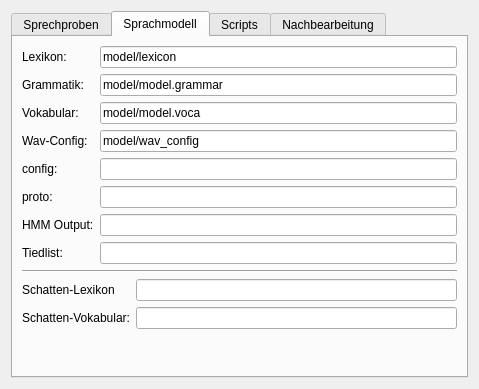
Qt form ui/modelsettingsdlg.ui (KDE/simon) before a commit.
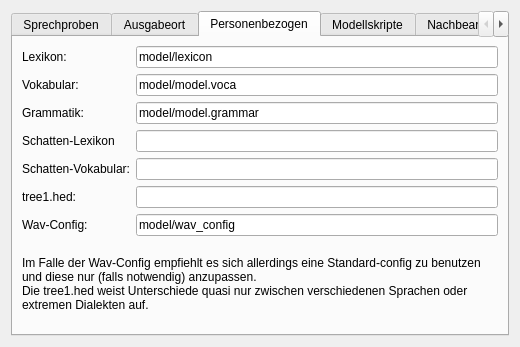
The same form after that commit. The open tabs and pages were chosen to show the change. Icons and pictures are not drawn.

The edit to the form file:
```diff
--- a/ui/modelsettingsdlg.ui
+++ b/ui/modelsettingsdlg.ui
@@ -5,8 +5,8 @@
    <rect>
     <x>0</x>
     <y>0</y>
-    <width>479</width>
-    <height>389</height>
+    <width>520</width>
+    <height>347</height>
    </rect>
   </property>
   <property name="windowTitle" >
@@ -129,9 +129,91 @@
        </item>
       </layout>
      </widget>
+     <widget class="QWidget" name="tbOutput" >
+      <attribute name="title" >
+       <string>Ausgabeort</string>
+      </attribute>
+      <layout class="QVBoxLayout" >
+       <item>
+        <layout class="QHBoxLayout" >
+         <item>
+          <layout class="QVBoxLayout" >
+           <item>
+            <widget class="QLabel" name="lbHmmOut" >
+             <property name="text" >
+              <string>HMM Output:</string>
+             </property>
+            </widget>
+           </item>
+           <item>
+            <widget class="QLabel" name="lbTiedlist" >
+             <property name="text" >
+              <string>Tiedlist:</string>
+             </property>
+            </widget>
+           </item>
+           <item>
+            <widget class="QLabel" name="label" >
+             <property name="text" >
+              <string>dfa:</string>
+             </property>
+            </widget>
+           </item>
+           <item>
+            <widget class="QLabel" name="lbDict" >
+             <property name="text" >
+              <string>dict:</string>
+             </property>
+            </widget>
+           </item>
+          </layout>
+         </item>
+         <item>
+          <layout class="QVBoxLayout" >
+           <item>
+            <widget class="QLineEdit" name="leHmmOut" />
+           </item>
+           <item>
+            <widget class="QLineEdit" name="leTiedlist" />
+           </item>
+           <item>
+            <widget class="QLineEdit" name="leDfa" />
+           </item>
+           <item>
+            <widget class="QLineEdit" name="leDict" />
+           </item>
+          </layout>
+         </item>
+        </layout>
+       </item>
+       <item>
+        <spacer>
+         <property name="orientation" >
+          <enum>Qt::Vertical</enum>
+         </property>
+         <property name="sizeHint" >
+          <size>
+           <width>20</width>
+           <height>40</height>
+          </size>
+         </property>
+        </spacer>
+       </item>
+       <item>
+        <widget class="QLabel" name="lbOutputDesc" >
+         <property name="text" >
+          <string>Hier können leere oder nicht vorhandene Dateien angegeben werden. Sie werden von simon beim generieren des Sprachmodells überschrieben</string>
+         </property>
+         <property name="wordWrap" >
+          <bool>true</bool>
+         </property>
+        </widget>
+       </item>
+      </layout>
+     </widget>
      <widget class="QWidget" name="tbLanguageModel" >
       <attribute name="title" >
-       <string>Sprachmodell</string>
+       <string>Personenbezogen</string>
       </attribute>
       <layout class="QVBoxLayout" >
        <item>
@@ -148,16 +230,6 @@
              </property>
             </widget>
            </item>
-           <item>
-            <widget class="QLabel" name="lbGrammar" >
-             <property name="text" >
-              <string>Grammatik:</string>
-             </property>
-             <property name="buddy" >
-              <cstring>leGrammar</cstring>
-             </property>
-            </widget>
-           </item>
            <item>
             <widget class="QLabel" name="lbVocab" >
              <property name="text" >
@@ -168,6 +240,37 @@
              </property>
             </widget>
            </item>
+           <item>
+            <widget class="QLabel" name="lbGrammar" >
+             <property name="text" >
+              <string>Grammatik:</string>
+             </property>
+             <property name="buddy" >
+              <cstring>leGrammar</cstring>
+             </property>
+            </widget>
+           </item>
+           <item>
+            <widget class="QLabel" name="lbShadowLexicon" >
+             <property name="text" >
+              <string>Schatten-Lexikon</string>
+             </property>
+            </widget>
+           </item>
+           <item>
+            <widget class="QLabel" name="lbShadowVocab" >
+             <property name="text" >
+              <string>Schatten-Vokabular:</string>
+             </property>
+            </widget>
+           </item>
+           <item>
+            <widget class="QLabel" name="label_3" >
+             <property name="text" >
+              <string>tree1.hed:</string>
+             </property>
+            </widget>
+           </item>
            <item>
             <widget class="QLabel" name="lbWavConfig" >
              <property name="text" >
@@ -175,34 +278,6 @@
              </property>
             </widget>
            </item>
-           <item>
-            <widget class="QLabel" name="lbConfig" >
-             <property name="text" >
-              <string>config:</string>
-             </property>
-            </widget>
-           </item>
-           <item>
-            <widget class="QLabel" name="lbProto" >
-             <property name="text" >
-              <string>proto:</string>
-             </property>
-            </widget>
-           </item>
-           <item>
-            <widget class="QLabel" name="lbHmmOut" >
-             <property name="text" >
-              <string>HMM Output:</string>
-             </property>
-            </widget>
-           </item>
-           <item>
-            <widget class="QLabel" name="lbTiedlist" >
-             <property name="text" >
-              <string>Tiedlist:</string>
-             </property>
-            </widget>
-           </item>
           </layout>
          </item>
          <item>
@@ -214,13 +289,6 @@
              </property>
             </widget>
            </item>
-           <item>
-            <widget class="QLineEdit" name="leGrammar" >
-             <property name="text" >
-              <string>model/model.grammar</string>
-             </property>
-            </widget>
-           </item>
            <item>
             <widget class="QLineEdit" name="leVocab" >
              <property name="text" >
@@ -229,57 +297,12 @@
             </widget>
            </item>
            <item>
-            <widget class="QLineEdit" name="leWavConfig" >
+            <widget class="QLineEdit" name="leGrammar" >
              <property name="text" >
-              <string>model/wav_config</string>
+              <string>model/model.grammar</string>
              </property>
             </widget>
            </item>
-           <item>
-            <widget class="QLineEdit" name="leConfig" />
-           </item>
-           <item>
-            <widget class="QLineEdit" name="leProto" />
-           </item>
-           <item>
-            <widget class="QLineEdit" name="leHmmOut" />
-           </item>
-           <item>
-            <widget class="QLineEdit" name="leTiedlist" />
-           </item>
-          </layout>
-         </item>
-        </layout>
-       </item>
-       <item>
-        <widget class="Line" name="line" >
-         <property name="orientation" >
-          <enum>Qt::Horizontal</enum>
-         </property>
-        </widget>
-       </item>
-       <item>
-        <layout class="QHBoxLayout" >
-         <item>
-          <layout class="QVBoxLayout" >
-           <item>
-            <widget class="QLabel" name="lbShadowLexicon" >
-             <property name="text" >
-              <string>Schatten-Lexikon</string>
-             </property>
-            </widget>
-           </item>
-           <item>
-            <widget class="QLabel" name="lbShadowVocab" >
-             <property name="text" >
-              <string>Schatten-Vokabular:</string>
-             </property>
-            </widget>
-           </item>
-          </layout>
-         </item>
-         <item>
-          <layout class="QVBoxLayout" >
            <item>
             <widget class="QLineEdit" name="leShadowLexicon" >
              <property name="toolTip" >
@@ -294,28 +317,36 @@
              </property>
             </widget>
            </item>
+           <item>
+            <widget class="QLineEdit" name="leTreeHed" />
+           </item>
+           <item>
+            <widget class="QLineEdit" name="leWavConfig" >
+             <property name="text" >
+              <string>model/wav_config</string>
+             </property>
+            </widget>
+           </item>
           </layout>
          </item>
         </layout>
        </item>
        <item>
-        <spacer>
-         <property name="orientation" >
-          <enum>Qt::Vertical</enum>
+        <widget class="QLabel" name="label_2" >
+         <property name="text" >
+          <string>Im Falle der Wav-Config empfiehlt es sich allerdings eine Standard-config zu benutzen und diese nur (falls notwendig) anzupassen.
+Die tree1.hed weist Unterschiede quasi nur zwischen verschiedenen Sprachen oder extremen Dialekten auf.</string>
          </property>
-         <property name="sizeHint" >
-          <size>
-           <width>20</width>
-           <height>20</height>
-          </size>
+         <property name="wordWrap" >
+          <bool>true</bool>
          </property>
-        </spacer>
+        </widget>
        </item>
       </layout>
      </widget>
      <widget class="QWidget" name="Scripts" >
       <attribute name="title" >
-       <string>Scripts</string>
+       <string>Modellskripte</string>
       </attribute>
       <layout class="QVBoxLayout" >
        <item>
@@ -336,13 +367,6 @@
              </property>
             </widget>
            </item>
-           <item>
-            <widget class="QLabel" name="label_3" >
-             <property name="text" >
-              <string>tree1.hed:</string>
-             </property>
-            </widget>
-           </item>
            <item>
             <widget class="QLabel" name="lbGlobalDed" >
              <property name="toolTip" >
@@ -370,6 +394,20 @@
              </property>
             </widget>
            </item>
+           <item>
+            <widget class="QLabel" name="lbConfig" >
+             <property name="text" >
+              <string>config:</string>
+             </property>
+            </widget>
+           </item>
+           <item>
+            <widget class="QLabel" name="lbProto" >
+             <property name="text" >
+              <string>proto:</string>
+             </property>
+            </widget>
+           </item>
           </layout>
          </item>
          <item>
@@ -380,9 +418,6 @@
            <item>
             <widget class="QLineEdit" name="leMkPhones1" />
            </item>
-           <item>
-            <widget class="QLineEdit" name="leTreeHed" />
-           </item>
            <item>
             <widget class="QLineEdit" name="leGlobalDed" >
              <property name="toolTip" >
@@ -396,6 +431,12 @@
            <item>
             <widget class="QLineEdit" name="leMktriLed" />
            </item>
+           <item>
+            <widget class="QLineEdit" name="leConfig" />
+           </item>
+           <item>
+            <widget class="QLineEdit" name="leProto" />
+           </item>
           </layout>
          </item>
         </layout>
```
